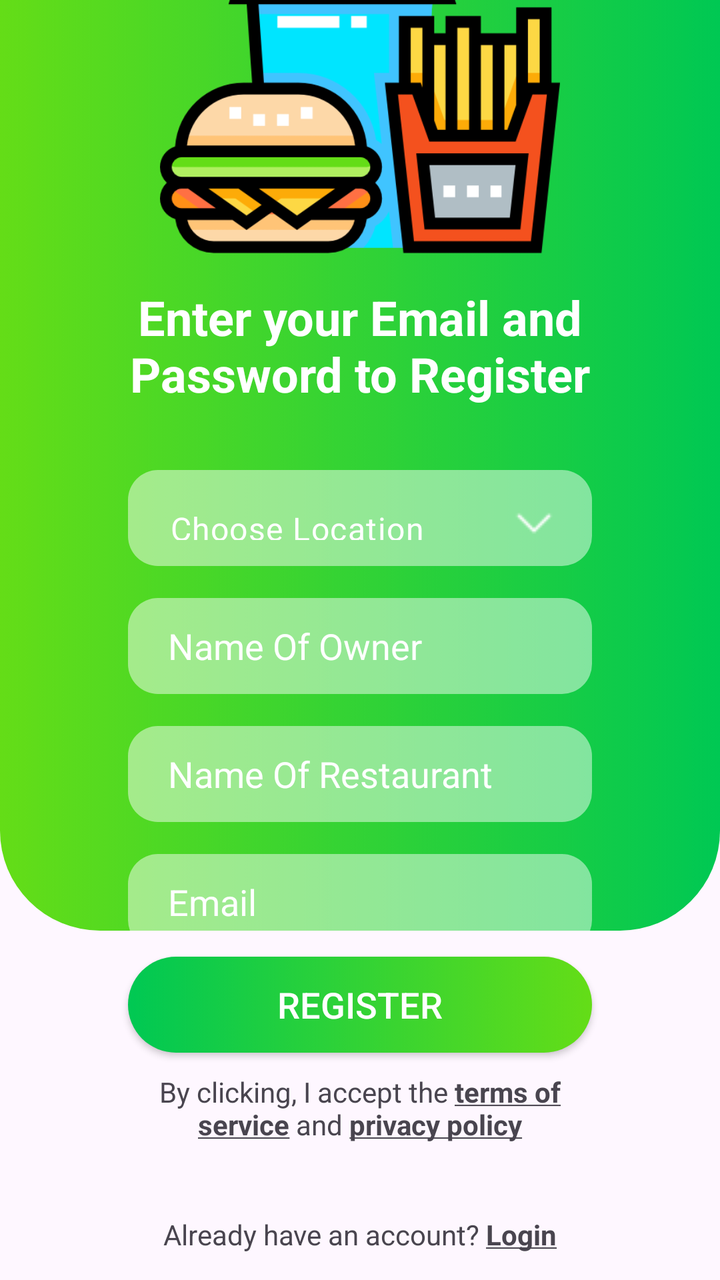
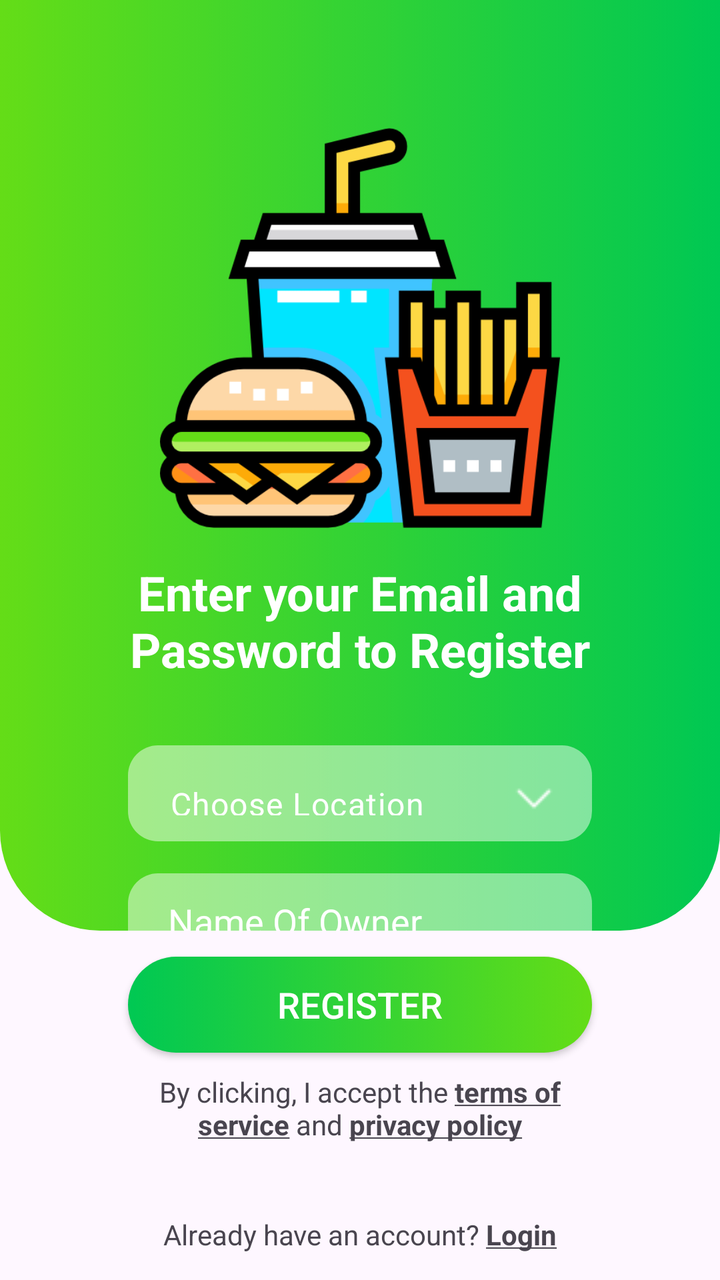

The first picture is an Android layout as it rendered before a commit; the second is the same layout after the commit. The layout source and the unified diff follow.
<!-- AndroidManifest.xml: application theme Theme.RestaurantPartnerApp -->
<!-- res/layout/activity_register.xml -->
<?xml version="1.0" encoding="utf-8"?>
<LinearLayout xmlns:android="http://schemas.android.com/apk/res/android"
    xmlns:app="http://schemas.android.com/apk/res-auto"
    xmlns:tools="http://schemas.android.com/tools"
    android:layout_width="match_parent"
    android:layout_height="match_parent"
    android:orientation="vertical"
    tools:context=".ui.activities.RegisterActivity" >

    <LinearLayout
        android:layout_width="match_parent"
        android:layout_height="0dp"
        android:layout_weight="0.8"
        android:background="@drawable/background"
        android:orientation="vertical">

        <androidx.constraintlayout.widget.ConstraintLayout
            android:layout_width="match_parent"
            android:layout_height="match_parent">

            <ImageView
                android:id="@+id/imageView"
                android:layout_width="200dp"
                android:layout_height="200dp"
                app:layout_constraintBottom_toTopOf="@+id/textView2"
                app:layout_constraintEnd_toEndOf="parent"
                app:layout_constraintHorizontal_bias="0.5"
                app:layout_constraintStart_toStartOf="parent"
                app:layout_constraintTop_toTopOf="parent"
                app:layout_constraintVertical_chainStyle="packed"
                app:srcCompat="@drawable/register_icon" />

            <TextView
                android:id="@+id/textView2"
                android:layout_width="match_parent"
                android:layout_height="wrap_content"
                android:layout_marginStart="64dp"
                android:layout_marginTop="16dp"
                android:layout_marginEnd="64dp"
                android:text="@string/registerInstructions"
                android:textAlignment="center"
                android:textColor="@color/white"
                android:textSize="24sp"
                android:textStyle="bold"
                app:layout_constraintBottom_toTopOf="@+id/location"
                app:layout_constraintEnd_toEndOf="parent"
                app:layout_constraintHorizontal_bias="0.5"
                app:layout_constraintStart_toStartOf="parent"
                app:layout_constraintTop_toBottomOf="@+id/imageView" />

            <com.google.android.material.textfield.TextInputLayout
                android:id="@+id/location"
                android:layout_width="0dp"
                android:layout_height="48dp"
                android:layout_marginTop="32dp"
                android:paddingLeft="5dp"
                android:paddingRight="5dp"
                style="@style/Widget.Material3.TextInputLayout.OutlinedBox.Dense.ExposedDropdownMenu"
                app:endIconDrawable="@drawable/arrow_down"
                app:endIconTint="@color/white"
                android:background="@drawable/background_edittext"
                app:boxStrokeWidth="0dp"
                app:boxStrokeWidthFocused="0dp"
                app:layout_constraintBottom_toTopOf="@+id/nameOfOwner"
                app:layout_constraintEnd_toEndOf="@+id/textView2"
                app:layout_constraintStart_toStartOf="@+id/textView2"
                app:layout_constraintTop_toBottomOf="@+id/textView2" >

                <AutoCompleteTextView
                    android:id="@+id/listOfLocation"
                    android:layout_width="match_parent"
                    android:layout_height="match_parent"
                    android:text="Choose Location"
                    android:inputType="none"
                    android:textColor="@color/white"/>

            </com.google.android.material.textfield.TextInputLayout>

            <EditText
                android:id="@+id/nameOfOwner"
                android:layout_width="0dp"
                android:layout_height="48dp"
                android:layout_marginTop="16dp"
                android:autofillHints="name"
                android:background="@drawable/background_edittext"
                android:ems="10"
                android:hint="Name Of Owner"
                android:inputType="text"
                android:paddingLeft="20dp"
                android:paddingRight="20dp"
                android:textColor="#ffffff"
                android:textColorHint="#ffffff"
                app:layout_constraintBottom_toTopOf="@+id/nameOfRestaurant"
                app:layout_constraintEnd_toEndOf="@+id/location"
                app:layout_constraintStart_toStartOf="@+id/location"
                app:layout_constraintTop_toBottomOf="@+id/location" />

            <EditText
                android:id="@+id/nameOfRestaurant"
                android:layout_width="0dp"
                android:layout_height="48dp"
                android:layout_marginTop="16dp"
                android:autofillHints="emailAddress"
                android:background="@drawable/background_edittext"
                android:ems="10"
                android:hint="Name Of Restaurant"
                android:inputType="text"
                android:paddingLeft="20dp"
                android:paddingRight="20dp"
                android:textColor="#ffffff"
                android:textColorHint="#ffffff"
                app:layout_constraintBottom_toTopOf="@+id/email"
                app:layout_constraintEnd_toEndOf="@+id/location"
                app:layout_constraintStart_toStartOf="@+id/location"
                app:layout_constraintTop_toBottomOf="@+id/nameOfOwner" />

            <EditText
                android:id="@+id/email"
                android:layout_width="0dp"
                android:layout_height="48dp"
                android:layout_marginTop="16dp"
                android:autofillHints="password"
                android:background="@drawable/background_edittext"
                android:ems="10"
                android:hint="Email"
                android:inputType="textEmailAddress"
                android:paddingLeft="20dp"
                android:paddingRight="20dp"
                android:textColor="#ffffff"
                android:textColorHint="#ffffff"
                app:layout_constraintBottom_toTopOf="@+id/password"
                app:layout_constraintEnd_toEndOf="@+id/location"
                app:layout_constraintStart_toStartOf="@+id/location"
                app:layout_constraintTop_toBottomOf="@+id/nameOfRestaurant" />

            <EditText
                android:id="@+id/password"
                android:layout_width="0dp"
                android:layout_height="48dp"
                android:layout_marginTop="16dp"
                android:autofillHints="password"
                android:background="@drawable/background_edittext"
                android:ems="10"
                android:hint="@string/password"
                android:inputType="textPassword"
                android:paddingLeft="20dp"
                android:paddingRight="20dp"
                android:textColor="#ffffff"
                android:textColorHint="#ffffff"
                app:layout_constraintBottom_toBottomOf="parent"
                app:layout_constraintEnd_toEndOf="@+id/location"
                app:layout_constraintStart_toStartOf="@+id/location"
                app:layout_constraintTop_toBottomOf="@+id/email" />

        </androidx.constraintlayout.widget.ConstraintLayout>
    </LinearLayout>

    <LinearLayout
        android:layout_width="match_parent"
        android:layout_height="0dp"
        android:layout_weight="0.3"
        android:gravity="center"
        android:orientation="vertical">

        <androidx.appcompat.widget.AppCompatButton
            android:id="@+id/registerButton"
            android:layout_width="match_parent"
            android:layout_height="wrap_content"
            android:layout_marginLeft="64dp"
            android:layout_marginRight="64dp"
            android:background="@drawable/background_btn"
            android:text="@string/register"
            android:textColor="#ffffff"
            android:textSize="18sp" />
        <TextView
            android:layout_marginTop="10dp"
            android:layout_width="match_parent"
            android:layout_height="wrap_content"
            android:textAlignment="center"
            android:layout_marginLeft="64dp"
            android:layout_marginRight="64dp"
            android:textSize="14sp"
            android:text="@string/registerInstruction"
            />

        <TextView
            android:id="@+id/loginToExistingAccount"
            android:layout_marginTop="36dp"
            android:layout_width="match_parent"
            android:layout_height="wrap_content"
            android:textAlignment="center"
            android:layout_marginLeft="64dp"
            android:layout_marginRight="64dp"
            android:textSize="14sp"
            android:text="@string/already_have_an_account_login"
            />

    </LinearLayout>
</LinearLayout>
<!-- resources referenced by this layout -->
<resources>
  <color name="white">#FFFFFFFF</color>
  <!-- drawable arrow_down: png bitmap (drawable, 456 bytes) -->
  <!-- drawable background (drawable) -->
  <?xml version="1.0" encoding="utf-8"?>
  <selector xmlns:android="http://schemas.android.com/apk/res/android">
      <item>
          <shape android:shape="rectangle">
              <gradient android:angle="180" android:endColor="@color/lightGreen" android:startColor="@color/darkGreen" />
              <corners android:bottomLeftRadius="50dp" android:bottomRightRadius="50dp" />
          </shape>
      </item>
  </selector>
  <!-- drawable background_btn (drawable) -->
  <?xml version="1.0" encoding="utf-8"?>
  <selector xmlns:android="http://schemas.android.com/apk/res/android">
      <item>
          <shape android:shape="rectangle">
              <gradient android:angle="180" android:endColor="@color/darkGreen" android:startColor="@color/lightGreen" />
              <corners android:radius="50dp" />
          </shape>
      </item>
  </selector>
  <!-- drawable background_edittext (drawable) -->
  <?xml version="1.0" encoding="utf-8"?>
  <selector xmlns:android="http://schemas.android.com/apk/res/android">
      <item>
          <shape android:shape="rectangle">
              <solid android:color="#79ffffff" />
              <corners android:radius="15dp" />
          </shape>
      </item>
  </selector>
  <!-- drawable register_icon: png bitmap (drawable, 27788 bytes) -->
  <string name="already_have_an_account_login">Already have an account? <b><u>Login</u></b></string>
  <string name="password">Password</string>
  <string name="register">Register</string>
  <string name="registerInstruction">By clicking, I accept the <b><u>terms of service</u></b> and <b><u>privacy policy</u></b></string>
  <string name="registerInstructions">Enter your Email and Password to Register</string>
  <style name="Theme.RestaurantPartnerApp" parent="Base.Theme.RestaurantPartnerApp" />
  <color name="lightGreen">#64DD17</color>
  <color name="darkGreen">#00C853</color>
  <style name="Base.Theme.RestaurantPartnerApp" parent="Theme.Material3.DayNight.NoActionBar">
          
          
      </style>
</resources>

<!-- the commit's change to res/layout/activity_register.xml (unified diff, before → after) -->
@@ -14,145 +14,172 @@
         android:background="@drawable/background"
         android:orientation="vertical">
 
-        <androidx.constraintlayout.widget.ConstraintLayout
-            android:layout_width="match_parent"
-            android:layout_height="match_parent">
-
-            <ImageView
-                android:id="@+id/imageView"
-                android:layout_width="200dp"
-                android:layout_height="200dp"
-                app:layout_constraintBottom_toTopOf="@+id/textView2"
-                app:layout_constraintEnd_toEndOf="parent"
-                app:layout_constraintHorizontal_bias="0.5"
-                app:layout_constraintStart_toStartOf="parent"
-                app:layout_constraintTop_toTopOf="parent"
-                app:layout_constraintVertical_chainStyle="packed"
-                app:srcCompat="@drawable/register_icon" />
-
-            <TextView
-                android:id="@+id/textView2"
+        <ScrollView
+            android:layout_width="match_parent"
+            android:layout_height="wrap_content"
+            android:scrollbars="none">
+
+            <androidx.constraintlayout.widget.ConstraintLayout
                 android:layout_width="match_parent"
-                android:layout_height="wrap_content"
-                android:layout_marginStart="64dp"
-                android:layout_marginTop="16dp"
-                android:layout_marginEnd="64dp"
-                android:text="@string/registerInstructions"
-                android:textAlignment="center"
-                android:textColor="@color/white"
-                android:textSize="24sp"
-                android:textStyle="bold"
-                app:layout_constraintBottom_toTopOf="@+id/location"
-                app:layout_constraintEnd_toEndOf="parent"
-                app:layout_constraintHorizontal_bias="0.5"
-                app:layout_constraintStart_toStartOf="parent"
-                app:layout_constraintTop_toBottomOf="@+id/imageView" />
-
-            <com.google.android.material.textfield.TextInputLayout
-                android:id="@+id/location"
-                android:layout_width="0dp"
-                android:layout_height="48dp"
-                android:layout_marginTop="32dp"
-                android:paddingLeft="5dp"
-                android:paddingRight="5dp"
-                style="@style/Widget.Material3.TextInputLayout.OutlinedBox.Dense.ExposedDropdownMenu"
-                app:endIconDrawable="@drawable/arrow_down"
-                app:endIconTint="@color/white"
-                android:background="@drawable/background_edittext"
-                app:boxStrokeWidth="0dp"
-                app:boxStrokeWidthFocused="0dp"
-                app:layout_constraintBottom_toTopOf="@+id/nameOfOwner"
-                app:layout_constraintEnd_toEndOf="@+id/textView2"
-                app:layout_constraintStart_toStartOf="@+id/textView2"
-                app:layout_constraintTop_toBottomOf="@+id/textView2" >
-
-                <AutoCompleteTextView
-                    android:id="@+id/listOfLocation"
+                android:layout_height="wrap_content">
+
+                <ImageView
+                    android:id="@+id/imageView"
+                    android:layout_width="200dp"
+                    android:layout_height="200dp"
+                    android:layout_marginTop="64dp"
+                    app:layout_constraintBottom_toTopOf="@+id/textView2"
+                    app:layout_constraintEnd_toEndOf="parent"
+                    app:layout_constraintHorizontal_bias="0.5"
+                    app:layout_constraintStart_toStartOf="parent"
+                    app:layout_constraintTop_toTopOf="parent"
+                    app:layout_constraintVertical_chainStyle="packed"
+                    app:srcCompat="@drawable/register_icon" />
+
+                <TextView
+                    android:id="@+id/textView2"
                     android:layout_width="match_parent"
-                    android:layout_height="match_parent"
-                    android:text="Choose Location"
-                    android:inputType="none"
-                    android:textColor="@color/white"/>
-
-            </com.google.android.material.textfield.TextInputLayout>
-
-            <EditText
-                android:id="@+id/nameOfOwner"
-                android:layout_width="0dp"
-                android:layout_height="48dp"
-                android:layout_marginTop="16dp"
-                android:autofillHints="name"
-                android:background="@drawable/background_edittext"
-                android:ems="10"
-                android:hint="Name Of Owner"
-                android:inputType="text"
-                android:paddingLeft="20dp"
-                android:paddingRight="20dp"
-                android:textColor="#ffffff"
-                android:textColorHint="#ffffff"
-                app:layout_constraintBottom_toTopOf="@+id/nameOfRestaurant"
-                app:layout_constraintEnd_toEndOf="@+id/location"
-                app:layout_constraintStart_toStartOf="@+id/location"
-                app:layout_constraintTop_toBottomOf="@+id/location" />
-
-            <EditText
-                android:id="@+id/nameOfRestaurant"
-                android:layout_width="0dp"
-                android:layout_height="48dp"
-                android:layout_marginTop="16dp"
-                android:autofillHints="emailAddress"
-                android:background="@drawable/background_edittext"
-                android:ems="10"
-                android:hint="Name Of Restaurant"
-                android:inputType="text"
-                android:paddingLeft="20dp"
-                android:paddingRight="20dp"
-                android:textColor="#ffffff"
-                android:textColorHint="#ffffff"
-                app:layout_constraintBottom_toTopOf="@+id/email"
-                app:layout_constraintEnd_toEndOf="@+id/location"
-                app:layout_constraintStart_toStartOf="@+id/location"
-                app:layout_constraintTop_toBottomOf="@+id/nameOfOwner" />
-
-            <EditText
-                android:id="@+id/email"
-                android:layout_width="0dp"
-                android:layout_height="48dp"
-                android:layout_marginTop="16dp"
-                android:autofillHints="password"
-                android:background="@drawable/background_edittext"
-                android:ems="10"
-                android:hint="Email"
-                android:inputType="textEmailAddress"
-                android:paddingLeft="20dp"
-                android:paddingRight="20dp"
-                android:textColor="#ffffff"
-                android:textColorHint="#ffffff"
-                app:layout_constraintBottom_toTopOf="@+id/password"
-                app:layout_constraintEnd_toEndOf="@+id/location"
-                app:layout_constraintStart_toStartOf="@+id/location"
-                app:layout_constraintTop_toBottomOf="@+id/nameOfRestaurant" />
-
-            <EditText
-                android:id="@+id/password"
-                android:layout_width="0dp"
-                android:layout_height="48dp"
-                android:layout_marginTop="16dp"
-                android:autofillHints="password"
-                android:background="@drawable/background_edittext"
-                android:ems="10"
-                android:hint="@string/password"
-                android:inputType="textPassword"
-                android:paddingLeft="20dp"
-                android:paddingRight="20dp"
-                android:textColor="#ffffff"
-                android:textColorHint="#ffffff"
-                app:layout_constraintBottom_toBottomOf="parent"
-                app:layout_constraintEnd_toEndOf="@+id/location"
-                app:layout_constraintStart_toStartOf="@+id/location"
-                app:layout_constraintTop_toBottomOf="@+id/email" />
-
-        </androidx.constraintlayout.widget.ConstraintLayout>
+                    android:layout_height="wrap_content"
+                    android:layout_marginStart="64dp"
+                    android:layout_marginTop="16dp"
+                    android:layout_marginEnd="64dp"
+                    android:text="@string/registerInstructions"
+                    android:textAlignment="center"
+                    android:textColor="@color/white"
+                    android:textSize="24sp"
+                    android:textStyle="bold"
+                    app:layout_constraintBottom_toTopOf="@+id/location"
+                    app:layout_constraintEnd_toEndOf="parent"
+                    app:layout_constraintHorizontal_bias="0.5"
+                    app:layout_constraintStart_toStartOf="parent"
+                    app:layout_constraintTop_toBottomOf="@+id/imageView" />
+
+                <com.google.android.material.textfield.TextInputLayout
+                    android:id="@+id/location"
+                    android:layout_width="0dp"
+                    android:layout_height="48dp"
+                    android:layout_marginTop="32dp"
+                    android:paddingLeft="5dp"
+                    android:paddingRight="5dp"
+                    style="@style/Widget.Material3.TextInputLayout.OutlinedBox.Dense.ExposedDropdownMenu"
+                    app:endIconDrawable="@drawable/arrow_down"
+                    app:endIconTint="@color/white"
+                    android:background="@drawable/background_edittext"
+                    app:boxStrokeWidth="0dp"
+                    app:boxStrokeWidthFocused="0dp"
+                    app:layout_constraintBottom_toTopOf="@+id/nameOfOwner"
+                    app:layout_constraintEnd_toEndOf="@+id/textView2"
+                    app:layout_constraintStart_toStartOf="@+id/textView2"
+                    app:layout_constraintTop_toBottomOf="@+id/textView2" >
+
+                    <AutoCompleteTextView
+                        android:id="@+id/listOfLocation"
+                        android:layout_width="match_parent"
+                        android:layout_height="match_parent"
+                        android:text="Choose Location"
+                        android:inputType="none"
+                        android:textColor="@color/white"/>
+
+                </com.google.android.material.textfield.TextInputLayout>
+
+                <EditText
+                    android:id="@+id/nameOfOwner"
+                    android:layout_width="0dp"
+                    android:layout_height="48dp"
+                    android:layout_marginTop="16dp"
+                    android:autofillHints="username"
+                    android:background="@drawable/background_edittext"
+                    android:ems="10"
+                    android:hint="Name Of Owner"
+                    android:inputType="text"
+                    android:paddingLeft="20dp"
+                    android:paddingRight="20dp"
+                    android:textColor="#ffffff"
+                    android:textColorHint="#ffffff"
+                    app:layout_constraintBottom_toTopOf="@+id/nameOfRestaurant"
+                    app:layout_constraintEnd_toEndOf="@+id/location"
+                    app:layout_constraintStart_toStartOf="@+id/location"
+                    app:layout_constraintTop_toBottomOf="@+id/location" />
+
+                <EditText
+                    android:id="@+id/nameOfRestaurant"
+                    android:layout_width="0dp"
+                    android:layout_height="48dp"
+                    android:layout_marginTop="16dp"
+                    android:autofillHints="name"
+                    android:background="@drawable/background_edittext"
+                    android:ems="10"
+                    android:hint="Name Of Restaurant"
+                    android:inputType="text"
+                    android:paddingLeft="20dp"
+                    android:paddingRight="20dp"
+                    android:textColor="#ffffff"
+                    android:textColorHint="#ffffff"
+                    app:layout_constraintBottom_toTopOf="@+id/email"
+                    app:layout_constraintEnd_toEndOf="@+id/location"
+                    app:layout_constraintStart_toStartOf="@+id/location"
+                    app:layout_constraintTop_toBottomOf="@+id/nameOfOwner" />
+
+                <EditText
+                    android:id="@+id/email"
+                    android:layout_width="0dp"
+                    android:layout_height="48dp"
+                    android:layout_marginTop="16dp"
+                    android:autofillHints="emailAddress"
+                    android:background="@drawable/background_edittext"
+                    android:ems="10"
+                    android:hint="Email"
+                    android:inputType="textEmailAddress"
+                    android:paddingLeft="20dp"
+                    android:paddingRight="20dp"
+                    android:textColor="#ffffff"
+                    android:textColorHint="#ffffff"
+                    app:layout_constraintBottom_toTopOf="@+id/phone"
+                    app:layout_constraintEnd_toEndOf="@+id/location"
+                    app:layout_constraintStart_toStartOf="@+id/location"
+                    app:layout_constraintTop_toBottomOf="@+id/nameOfRestaurant" />
+
+                <EditText
+                    android:id="@+id/phone"
+                    android:layout_width="0dp"
+                    android:layout_height="48dp"
+                    android:layout_marginTop="16dp"
+                    android:autofillHints="phone"
+                    android:background="@drawable/background_edittext"
+                    android:ems="10"
+                    android:hint="Phone (+91)"
+                    android:inputType="phone"
+                    android:paddingLeft="20dp"
+                    android:paddingRight="20dp"
+                    android:textColor="#ffffff"
+                    android:textColorHint="#ffffff"
+                    app:layout_constraintBottom_toTopOf="@+id/password"
+                    app:layout_constraintEnd_toEndOf="@+id/location"
+                    app:layout_constraintStart_toStartOf="@+id/location"
+                    app:layout_constraintTop_toBottomOf="@+id/email" />
+
+                <EditText
+                    android:id="@+id/password"
+                    android:layout_width="0dp"
+                    android:layout_height="48dp"
+                    android:layout_marginTop="16dp"
+                    android:layout_marginBottom="64dp"
+                    android:autofillHints="password"
+                    android:background="@drawable/background_edittext"
+                    android:ems="10"
+                    android:hint="@string/password"
+                    android:inputType="textPassword"
+                    android:paddingLeft="20dp"
+                    android:paddingRight="20dp"
+                    android:textColor="#ffffff"
+                    android:textColorHint="#ffffff"
+                    app:layout_constraintBottom_toBottomOf="parent"
+                    app:layout_constraintEnd_toEndOf="@+id/location"
+                    app:layout_constraintStart_toStartOf="@+id/location"
+                    app:layout_constraintTop_toBottomOf="@+id/phone" />
+
+            </androidx.constraintlayout.widget.ConstraintLayout>
+        </ScrollView>
     </LinearLayout>
 
     <LinearLayout
